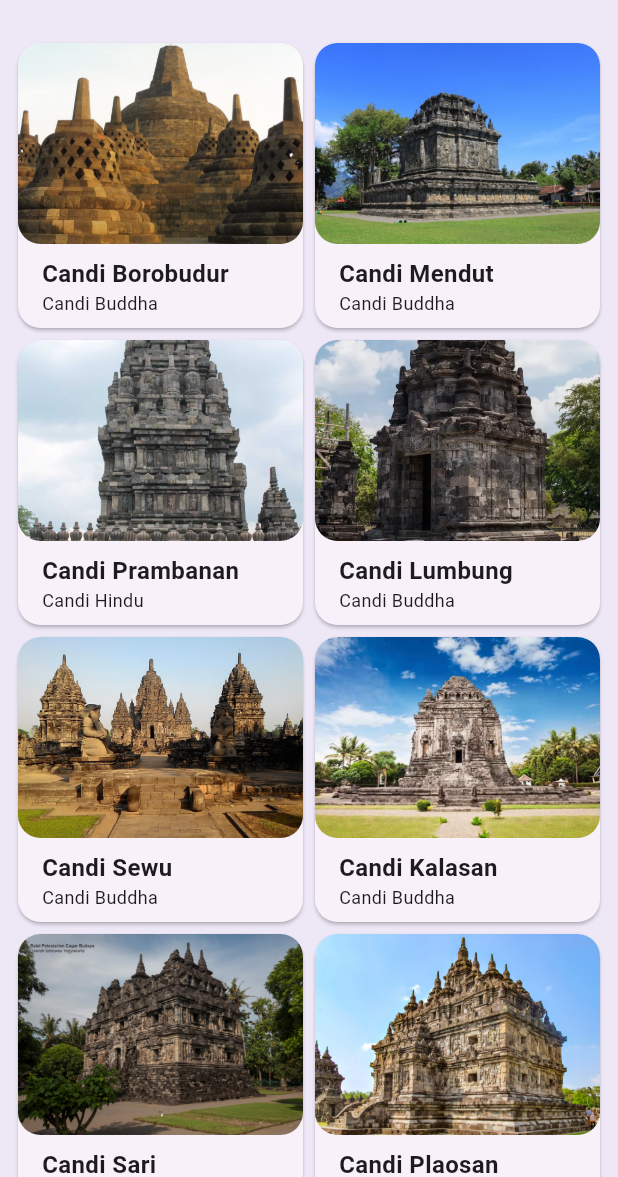
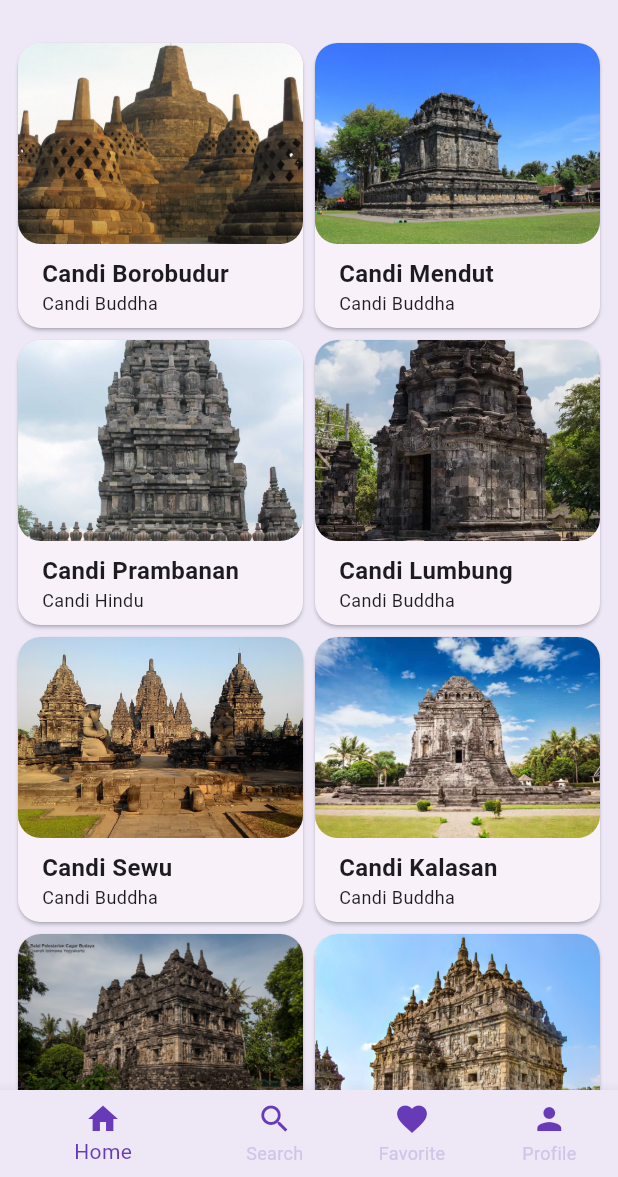
Before and after one commit to Mobile-Programming-MDP/materi-latihan-flutter-NelsonSaputraEdika, a Flutter app: the screen it shows after launch, on a phone screen of 412 x 824 dp, the part 59-1236 px from its top. Run offline on Flutter 3.47's test engine with Material 2 defaults, Android fonts, the phone set to English and light mode, and no system bars.

Commit message:
Main_Screen

```diff
--- a/wisata_candi/lib/main.dart
+++ b/wisata_candi/lib/main.dart
@@ -1,7 +1,9 @@
 import 'package:flutter/material.dart';
 import 'package:wisata_candi/data/candi_data.dart';
 import 'package:wisata_candi/screens/detail_screen.dart';
+import 'package:wisata_candi/screens/favorite_screen.dart';
 import 'package:wisata_candi/screens/home_screen.dart';
+import 'package:wisata_candi/screens/profile_screen.dart';
 import 'package:wisata_candi/screens/profile_screen.dart';
 import 'package:wisata_candi/screens/search_screen.dart';
 import 'package:wisata_candi/screens/sign_in_screen.dart';
@@ -27,16 +29,91 @@ class MyApp extends StatelessWidget {
           ),
         ),
         colorScheme:
-        ColorScheme.fromSeed(seedColor: Colors.deepPurple).copyWith(
+            ColorScheme.fromSeed(seedColor: Colors.deepPurple).copyWith(
           primary: Colors.deepPurple,
           surface: Colors.deepPurple[50],
         ),
         useMaterial3: true,
       ),
       // home: const ProfileScreen(),
-      home: HomeScreen(),
+      // home: ProfileScreen(),
+      // home: DetailScreen(candi: candiList[0]),
       // home: SignInScreen(),
-      //home: DetailScreen(candi: candiList[0]),
+      // home: SearchScreen(),
+      // home: HomeScreen(),
+      home: MainScreen(),
     );
   }
 }
+
+class MainScreen extends StatefulWidget {
+  const MainScreen({super.key});
+
+  @override
+  State<MainScreen> createState() => _MainScreenState();
+}
+
+class _MainScreenState extends State<MainScreen> {
+  //TODO: 1 Deklarasikan variabel
+  int _currentIndex = 0;
+  final List<Widget> _children = [
+    HomeScreen(),
+    SearchScreen(),
+    FavoriteScreen(),
+    ProfileScreen(),
+  ];
+
+  @override
+  Widget build(BuildContext context) {
+    return Scaffold(
+      //TODO: 2 Buat properti body berupa widget yang ditampilkan
+      body: _children[_currentIndex],
+      //TODO: 3 Buat properti bottonmNavigationBar dengan nilai Theme
+      bottomNavigationBar: Theme(
+          data: Theme.of(context).copyWith(canvasColor: Colors.deepPurple[50]),
+          child: BottomNavigationBar(
+            currentIndex: _currentIndex,
+            onTap: (index) {
+              setState(() {
+                _currentIndex = index;
+              });
+            },
+            items: [
+              BottomNavigationBarItem(
+                icon: Icon(
+                  Icons.home,
+                  color: Colors.deepPurple,
+                ),
+                label: 'Home',
+              ),
+              BottomNavigationBarItem(
+                icon: Icon(
+                  Icons.search,
+                  color: Colors.deepPurple,
+                ),
+                label: 'Search',
+              ),
+              BottomNavigationBarItem(
+                icon: Icon(
+                  Icons.favorite,
+                  color: Colors.deepPurple,
+                ),
+                label: 'Favorite',
+              ),
+              BottomNavigationBarItem(
+                icon: Icon(
+                  Icons.person,
+                  color: Colors.deepPurple,
+                ),
+                label: 'Profile',
+              ),
+            ],
+            selectedItemColor: Colors.deepPurple,
+            unselectedItemColor: Colors.deepPurple[100],
+            showUnselectedLabels: true,
+          )),
+
+      //TODO: 4 Buat date dan child dari Theme
+    );
+  }
+}
```
Also changed, not shown: wisata_candi/lib/screens/favorite_screen.dart (added, +15 -0 lines), wisata_candi/lib/screens/profile_screen.dart (+119 -110 lines).
